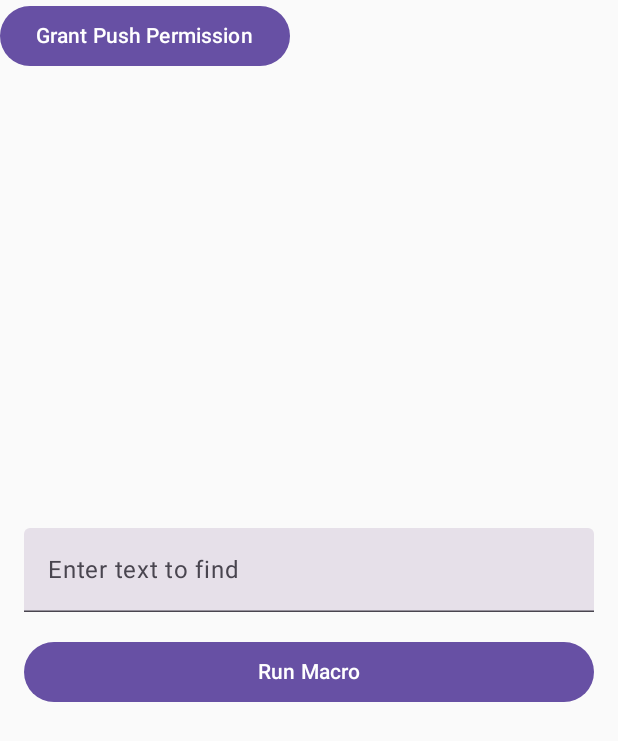
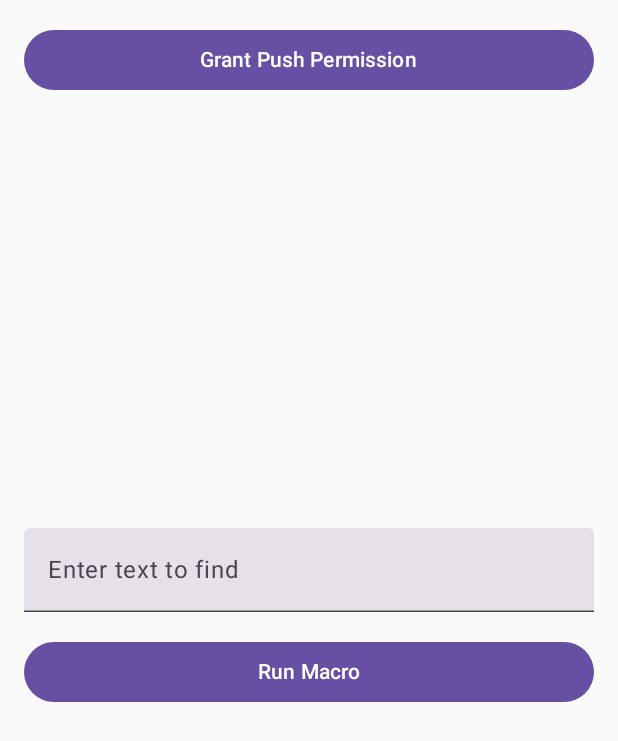
Before and after one commit to scsc-init/homapage_init_kakao_app, an Android app built with Jetpack Compose: the screen it shows after launch (MainActivity), on a phone screen of 412 x 824 dp. Shown: the top 741 px of the screen. Run offline under Robolectric (Android 15) with nearby library versions, the phone set to English and light mode, and no system bars.

Commit message:
resolve coderabbit

```diff
--- a/app/src/main/java/dev/scsc/init/kakaobot/MainActivity.kt
+++ b/app/src/main/java/dev/scsc/init/kakaobot/MainActivity.kt
@@ -54,8 +54,13 @@ class MainActivity : ComponentActivity() {
         }
 
         setContent {
-            Box(Modifier.safeDrawingPadding()) {
-                PushGrantButton { requestPushPermission() }
+            Box(
+                Modifier
+                    .safeDrawingPadding()
+                    .fillMaxSize()
+                    .padding(16.dp)
+            ) {
+                PushGrantButton(Modifier.fillMaxWidth()) { requestPushPermission() }
                 MacroAppUI { inputText ->
                     if (!AccessibilityUtil.isAccessibilityServiceEnabled(
                             this@MainActivity,
@@ -119,10 +124,7 @@ fun MacroAppUI(onRunClicked: (String) -> Unit) {
     var text by remember { mutableStateOf("") }
 
     Column(
-        modifier =
-            Modifier
-                .fillMaxSize()
-                .padding(16.dp),
+        modifier = Modifier.fillMaxSize(),
         horizontalAlignment = Alignment.CenterHorizontally,
         verticalArrangement = Arrangement.Center,
     ) {
@@ -145,8 +147,8 @@ fun MacroAppUI(onRunClicked: (String) -> Unit) {
 }
 
 @Composable
-fun PushGrantButton(onClick: () -> Unit) {
-    Button(onClick) {
+fun PushGrantButton(modifier: Modifier = Modifier, onClick: () -> Unit) {
+    Button(onClick = onClick, modifier = modifier) {
         Text("Grant Push Permission")
     }
 }
--- a/app/src/main/java/dev/scsc/init/kakaobot/macro/MacroExecutor.kt
+++ b/app/src/main/java/dev/scsc/init/kakaobot/macro/MacroExecutor.kt
@@ -38,8 +38,8 @@ class MacroExecutor(private val service: AccessibilityService) {
             )
             return
         }
+        isBusy = true
         scope.launch {
-            isBusy = true
             try {
                 // Launch KakaoTalk
                 val ctx = service.applicationContext ?: return@launch
```
